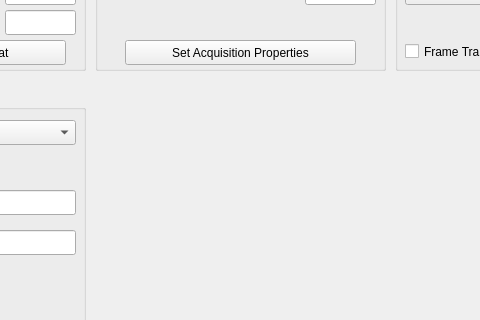
Old version of the form EMCCD/EMCCD/EMCCD_frontend_GUI.ui in the repository ColdMatter/PhotonBEC; both pictures show x 615 to 1095 and y 359 to 679 of the 1234 by 761 pixel window.
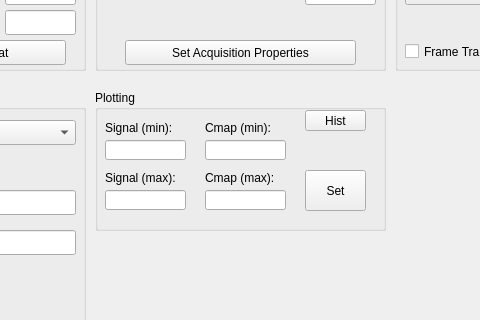
New version of the form.

The edit to the form file:
```diff
--- a/EMCCD/EMCCD/EMCCD_frontend_GUI.ui
+++ b/EMCCD/EMCCD/EMCCD_frontend_GUI.ui
@@ -811,6 +811,155 @@
      </property>
     </widget>
    </widget>
+   <widget class="QGroupBox" name="groupBox_Plotting">
+    <property name="geometry">
+     <rect>
+      <x>710</x>
+      <y>430</y>
+      <width>291</width>
+      <height>141</height>
+     </rect>
+    </property>
+    <property name="title">
+     <string>Plotting</string>
+    </property>
+    <widget class="QLabel" name="label_signal_min">
+     <property name="enabled">
+      <bool>true</bool>
+     </property>
+     <property name="geometry">
+      <rect>
+       <x>10</x>
+       <y>30</y>
+       <width>71</width>
+       <height>16</height>
+      </rect>
+     </property>
+     <property name="text">
+      <string>Signal (min):</string>
+     </property>
+    </widget>
+    <widget class="QLineEdit" name="lineEdit_signal_min">
+     <property name="geometry">
+      <rect>
+       <x>10</x>
+       <y>50</y>
+       <width>81</width>
+       <height>20</height>
+      </rect>
+     </property>
+     <property name="readOnly">
+      <bool>true</bool>
+     </property>
+    </widget>
+    <widget class="QLabel" name="label_signal_max">
+     <property name="geometry">
+      <rect>
+       <x>10</x>
+       <y>80</y>
+       <width>71</width>
+       <height>16</height>
+      </rect>
+     </property>
+     <property name="text">
+      <string>Signal (max):</string>
+     </property>
+    </widget>
+    <widget class="QLineEdit" name="lineEdit_signal_max">
+     <property name="geometry">
+      <rect>
+       <x>10</x>
+       <y>100</y>
+       <width>81</width>
+       <height>20</height>
+      </rect>
+     </property>
+     <property name="readOnly">
+      <bool>true</bool>
+     </property>
+    </widget>
+    <widget class="QLabel" name="label_cmap_min">
+     <property name="enabled">
+      <bool>true</bool>
+     </property>
+     <property name="geometry">
+      <rect>
+       <x>110</x>
+       <y>30</y>
+       <width>71</width>
+       <height>16</height>
+      </rect>
+     </property>
+     <property name="text">
+      <string>Cmap (min):</string>
+     </property>
+    </widget>
+    <widget class="QLineEdit" name="lineEdit_cmap_min">
+     <property name="geometry">
+      <rect>
+       <x>110</x>
+       <y>50</y>
+       <width>81</width>
+       <height>20</height>
+      </rect>
+     </property>
+     <property name="readOnly">
+      <bool>false</bool>
+     </property>
+    </widget>
+    <widget class="QLabel" name="label_signal_max_2">
+     <property name="geometry">
+      <rect>
+       <x>110</x>
+       <y>80</y>
+       <width>71</width>
+       <height>16</height>
+      </rect>
+     </property>
+     <property name="text">
+      <string>Cmap (max):</string>
+     </property>
+    </widget>
+    <widget class="QLineEdit" name="lineEdit_cmap_max">
+     <property name="geometry">
+      <rect>
+       <x>110</x>
+       <y>100</y>
+       <width>81</width>
+       <height>20</height>
+      </rect>
+     </property>
+     <property name="readOnly">
+      <bool>false</bool>
+     </property>
+    </widget>
+    <widget class="QPushButton" name="pushButton_PlottingSet">
+     <property name="geometry">
+      <rect>
+       <x>210</x>
+       <y>80</y>
+       <width>61</width>
+       <height>41</height>
+      </rect>
+     </property>
+     <property name="text">
+      <string>Set</string>
+     </property>
+    </widget>
+    <widget class="QPushButton" name="pushButton_Hist">
+     <property name="geometry">
+      <rect>
+       <x>210</x>
+       <y>20</y>
+       <width>61</width>
+       <height>21</height>
+      </rect>
+     </property>
+     <property name="text">
+      <string>Hist</string>
+     </property>
+    </widget>
+   </widget>
   </widget>
   <widget class="QMenuBar" name="menubar">
    <property name="geometry">
```
